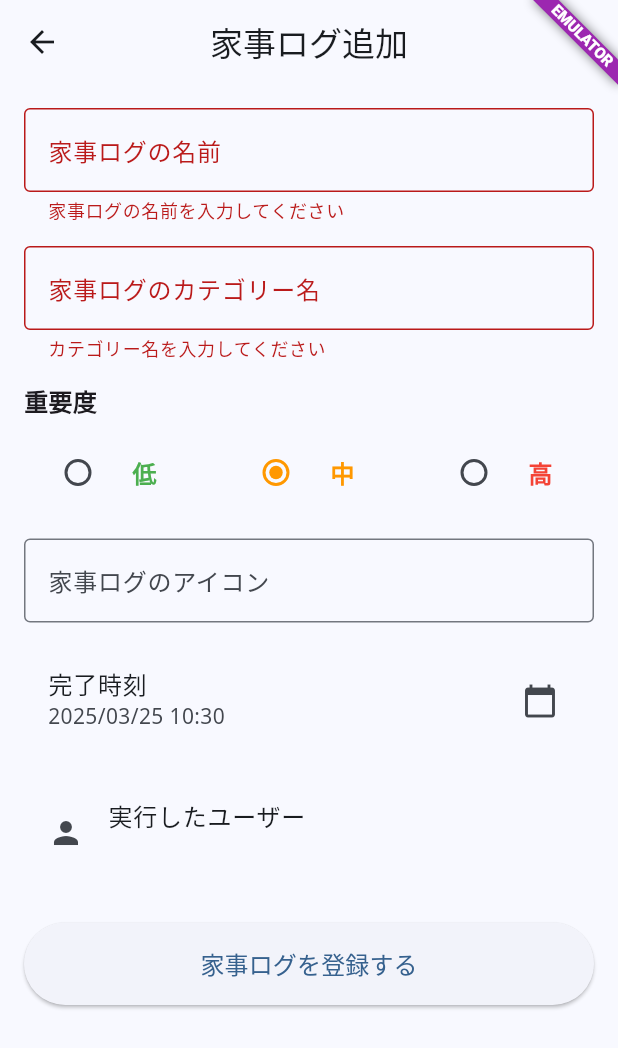
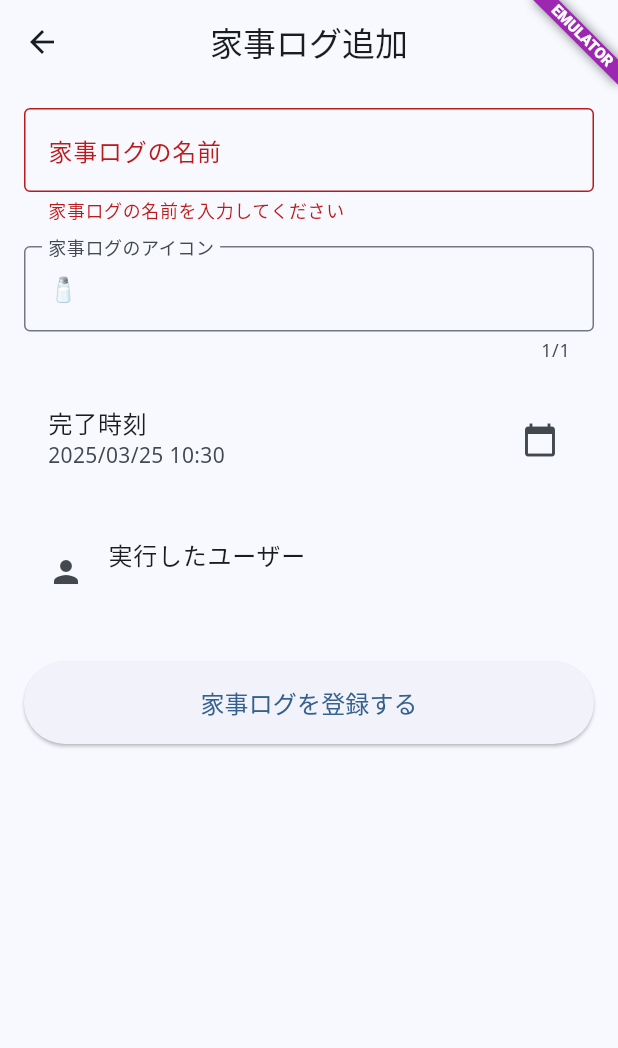
Before and after one commit to shotaIDE/talk-to-cavivara, a Flutter app: the TaskLogAddScreen screen opened directly, after a tap on "家事ログを登録する", on a phone screen of 412 x 824 dp. Shown: the top 1048 px of the screen. Run offline on Flutter 3.47's test engine with Material 3 defaults, Android fonts, the phone set to English and light mode, and no system bars; our stand-ins replace cloud_firestore, firebase_auth, firebase_core, flutter_riverpod, google_fonts, package_info_plus and 1 more; accounts and stored records are empty; generated files the repository leaves out were written again.

Commit message:
fix: brush up home and add logs screen (#12)

```diff
--- a/client/lib/features/home/task_log_add_screen.dart
+++ b/client/lib/features/home/task_log_add_screen.dart
@@ -1,3 +1,5 @@
+import 'dart:math';
+
 import 'package:flutter/material.dart';
 import 'package:flutter_riverpod/flutter_riverpod.dart';
 import 'package:house_worker/models/task.dart';
@@ -5,8 +7,75 @@ import 'package:house_worker/repositories/task_repository.dart';
 import 'package:house_worker/services/auth_service.dart';
 import 'package:intl/intl.dart';
 
+// ランダムな絵文字を生成するためのリスト
+const List<String> _emojiList = [
+  '🧹',
+  '🧼',
+  '🧽',
+  '🧺',
+  '🛁',
+  '🚿',
+  '🚽',
+  '🧻',
+  '🧯',
+  '🔥',
+  '💧',
+  '🌊',
+  '🍽️',
+  '🍴',
+  '🥄',
+  '🍳',
+  '🥘',
+  '🍲',
+  '🥣',
+  '🥗',
+  '🧂',
+  '🧊',
+  '🧴',
+  '🧷',
+  '🧺',
+  '🧹',
+  '🧻',
+  '🧼',
+  '🧽',
+  '🧾',
+  '📱',
+  '💻',
+  '🖥️',
+  '🖨️',
+  '⌨️',
+  '🖱️',
+  '🧮',
+  '📔',
+  '📕',
+  '📖',
+  '📗',
+  '📘',
+  '📙',
+  '📚',
+  '📓',
+  '📒',
+  '📃',
+  '📜',
+  '📄',
+  '📰',
+];
+
+// ランダムな絵文字を取得する関数
+String getRandomEmoji() {
+  final random = Random();
+  return _emojiList[random.nextInt(_emojiList.length)];
+}
+
 class TaskLogAddScreen extends ConsumerStatefulWidget {
-  const TaskLogAddScreen({super.key});
+  final Task? existingTask;
+
+  const TaskLogAddScreen({super.key, this.existingTask});
+
+  // 既存のタスクから新しいタスクを作成するためのファクトリコンストラクタ
+  factory TaskLogAddScreen.fromExistingTask(Task task) {
+    return TaskLogAddScreen(existingTask: task);
+  }
 
   @override
   ConsumerState<TaskLogAddScreen> createState() => _TaskLogAddScreenState();
@@ -14,17 +83,32 @@ class TaskLogAddScreen extends ConsumerStatefulWidget {
 
 class _TaskLogAddScreenState extends ConsumerState<TaskLogAddScreen> {
   final _formKey = GlobalKey<FormState>();
-  final _titleController = TextEditingController();
-  final _categoryController = TextEditingController();
-  final _iconController = TextEditingController();
+  late final TextEditingController _titleController;
+  late final TextEditingController _iconController;
 
-  int _priority = 2; // デフォルトは「中」
-  DateTime _completedAt = DateTime.now();
+  late DateTime _completedAt;
+
+  @override
+  void initState() {
+    super.initState();
+    // 既存のタスクがある場合は、そのデータを初期値として設定
+    if (widget.existingTask != null) {
+      _titleController = TextEditingController(
+        text: widget.existingTask!.title,
+      );
+      _iconController = TextEditingController(text: widget.existingTask!.icon);
+      _completedAt = DateTime.now(); // 現在時刻を設定
+    } else {
+      _titleController = TextEditingController();
+      // 新規作成時はランダムな絵文字を初期値として設定
+      _iconController = TextEditingController(text: getRandomEmoji());
+      _completedAt = DateTime.now();
+    }
+  }
 
   @override
   void dispose() {
     _titleController.dispose();
-    _categoryController.dispose();
     _iconController.dispose();
     super.dispose();
   }
@@ -35,7 +119,9 @@ class _TaskLogAddScreenState extends ConsumerState<TaskLogAddScreen> {
     final dateFormat = DateFormat('yyyy/MM/dd HH:mm');
 
     return Scaffold(
-      appBar: AppBar(title: const Text('家事ログ追加')),
+      appBar: AppBar(
+        title: Text(widget.existingTask != null ? '家事ログを記録' : '家事ログ追加'),
+      ),
       body: Form(
         key: _formKey,
         child: SingleChildScrollView(
@@ -59,47 +145,21 @@ class _TaskLogAddScreenState extends ConsumerState<TaskLogAddScreen> {
               ),
               const SizedBox(height: 16),
 
-              // 家事ログのカテゴリー名入力欄
-              TextFormField(
-                controller: _categoryController,
-                decoration: const InputDecoration(
-                  labelText: '家事ログのカテゴリー名',
-                  border: OutlineInputBorder(),
-                ),
-                validator: (value) {
-                  if (value == null || value.isEmpty) {
-                    return 'カテゴリー名を入力してください';
-                  }
-                  return null;
-                },
-              ),
-              const SizedBox(height: 16),
-
-              // 家事ログの重要度選択欄
-              const Text(
-                '重要度',
-                style: TextStyle(fontSize: 16, fontWeight: FontWeight.bold),
-              ),
-              const SizedBox(height: 8),
-              Row(
-                children: [
-                  _buildPriorityRadio(1, '低', Colors.green),
-                  const SizedBox(width: 16),
-                  _buildPriorityRadio(2, '中', Colors.orange),
-                  const SizedBox(width: 16),
-                  _buildPriorityRadio(3, '高', Colors.red),
-                ],
-              ),
-              const SizedBox(height: 16),
-
               // 家事ログのアイコン入力欄
               TextFormField(
                 controller: _iconController,
                 decoration: const InputDecoration(
                   labelText: '家事ログのアイコン',
                   border: OutlineInputBorder(),
-                  hintText: 'アイコン名を入力',
+                  hintText: '絵文字1文字を入力',
                 ),
+                maxLength: 1, // 1文字のみ入力可能
+                validator: (value) {
+                  if (value == null || value.isEmpty) {
+                    return 'アイコンを入力してください';
+                  }
+                  return null;
+                },
               ),
               const SizedBox(height: 16),
 
@@ -141,27 +201,6 @@ class _TaskLogAddScreenState extends ConsumerState<TaskLogAddScreen> {
     );
   }
 
-  Widget _buildPriorityRadio(int value, String label, Color color) {
-    return Expanded(
-      child: RadioListTile<int>(
-        title: Text(
-          label,
-          style: TextStyle(color: color, fontWeight: FontWeight.bold),
-        ),
-        value: value,
-        groupValue: _priority,
-        activeColor: color,
-        onChanged: (newValue) {
-          if (newValue != null) {
-            setState(() {
-              _priority = newValue;
-            });
-          }
-        },
-      ),
-    );
-  }
-
   Future<void> _selectDateTime(BuildContext context) async {
     final DateTime? pickedDate = await showDatePicker(
       context: context,
@@ -190,8 +229,9 @@ class _TaskLogAddScreenState extends ConsumerState<TaskLogAddScreen> {
     }
   }
 
-  void _submitForm() async {
+  void _submitForm() {
     if (_formKey.currentState!.validate()) {
+      final taskRepository = ref.read(taskRepositoryProvider);
       final currentUser = ref.read(authServiceProvider).currentUser;
 
       if (currentUser == null) {
@@ -201,24 +241,23 @@ class _TaskLogAddScreenState extends ConsumerState<TaskLogAddScreen> {
         return;
       }
 
-      // 新しいタスクを作成
-      final newTask = Task(
-        id: '', // 新規タスクの場合は空文字列を指定し、Firestoreが自動的にIDを生成
+      // 既存のタスクがある場合は、そのIDを使用して新しいタスクを作成
+      final task = Task(
+        id: widget.existingTask?.id ?? '',
         title: _titleController.text,
-        description: _categoryController.text, // カテゴリーをdescriptionに保存
+        icon: _iconController.text, // アイコンを設定
         createdAt: DateTime.now(),
         completedAt: _completedAt,
         createdBy: currentUser.uid,
         completedBy: currentUser.uid,
         isShared: true, // デフォルトで共有
         isRecurring: false, // 家事ログは繰り返しなし
-        priority: _priority,
         isCompleted: true, // 家事ログは完了済み
       );
 
       try {
         // タスクを保存
-        await ref.read(taskRepositoryProvider).save(newTask);
+        taskRepository.save(task);
 
         // 保存成功メッセージを表示
         if (mounted) {
@@ -230,11 +269,11 @@ class _TaskLogAddScreenState extends ConsumerState<TaskLogAddScreen> {
           Navigator.of(context).pop(true);
         }
       } catch (e) {
-        // エラーメッセージを表示
+        // エラー時の処理
         if (mounted) {
-          ScaffoldMessenger.of(
-            context,
-          ).showSnackBar(SnackBar(content: Text('エラーが発生しました: $e')));
+          ScaffoldMessenger.of(context).showSnackBar(
+            SnackBar(content: Text('エラーが発生しました: ${e.toString()}')),
+          );
         }
       }
     }
--- a/client/lib/models/task.dart
+++ b/client/lib/models/task.dart
@@ -4,13 +4,13 @@ class Task {
   String id;
   String title;
   String? description;
+  String icon; // アイコンフィールド（1文字の絵文字）
   DateTime createdAt;
   DateTime? completedAt;
   String createdBy;
   String? completedBy;
   bool isShared;
   bool isRecurring;
-  int priority; // 1: Low, 2: Medium, 3: High
   int? recurringIntervalMs; // Store Duration in milliseconds
   bool isCompleted;
 
@@ -18,13 +18,13 @@ class Task {
     required this.id,
     required this.title,
     this.description,
+    required this.icon, // アイコンパラメータ
     required this.createdAt,
     this.completedAt,
     required this.createdBy,
     this.completedBy,
     required this.isShared,
     required this.isRecurring,
-    required this.priority,
     Duration? recurringInterval,
     this.isCompleted = false,
   }) : recurringIntervalMs = recurringInterval?.inMilliseconds;
@@ -45,6 +45,7 @@ class Task {
       id: doc.id,
       title: data['title'] ?? '',
       description: data['description'],
+      icon: data['icon'] ?? '🏠', // デフォルトアイコンを家の絵文字に設定
       createdAt: (data['createdAt'] as Timestamp).toDate(),
       completedAt:
           data['completedAt'] != null
@@ -54,7 +55,6 @@ class Task {
       completedBy: data['completedBy'],
       isShared: data['isShared'] ?? false,
       isRecurring: data['isRecurring'] ?? false,
-      priority: data['priority'] ?? 1,
       recurringInterval:
           data['recurringIntervalMs'] != null
               ? Duration(milliseconds: data['recurringIntervalMs'])
@@ -68,6 +68,7 @@ class Task {
     return {
       'title': title,
       'description': description,
+      'icon': icon, // アイコンフィールド
       'createdAt': Timestamp.fromDate(createdAt),
       'completedAt':
           completedAt != null ? Timestamp.fromDate(completedAt!) : null,
@@ -75,7 +76,6 @@ class Task {
       'completedBy': completedBy,
       'isShared': isShared,
       'isRecurring': isRecurring,
-      'priority': priority,
       'recurringIntervalMs': recurringIntervalMs,
       'isCompleted': isCompleted,
     };
```
Also changed, not shown: client/lib/features/home/task_log_detail_screen.dart (+16 -59 lines), client/lib/features/home/task_log_item.dart (+30 -64 lines), 1 other file.
